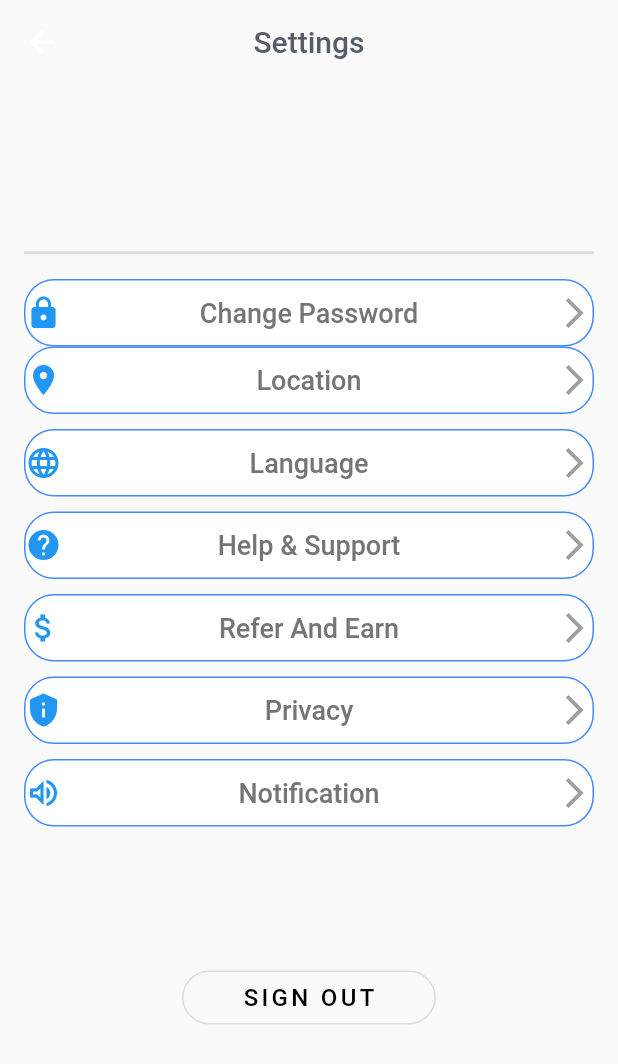
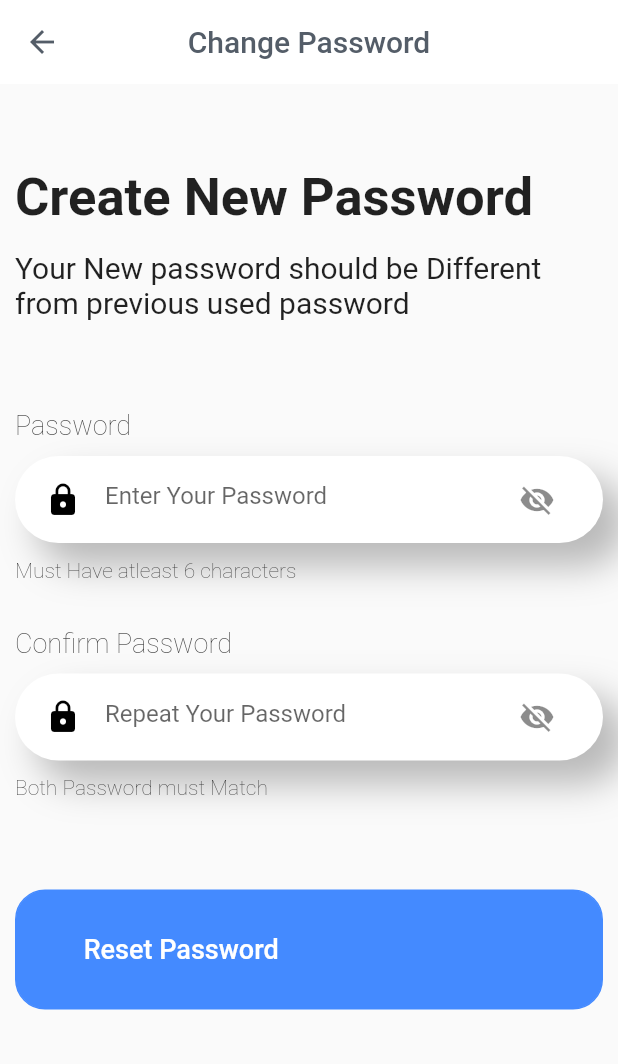
Before and after one commit to sumitsojha88/Puzzle_Quiz, a Flutter app: the SettingsPage2 screen opened directly, after a tap on "Change Password", on a phone screen of 412 x 824 dp. Shown: the top 1064 px of the screen. Run offline on Flutter 3.47's test engine with Material 2 defaults, Android fonts, the phone set to English and light mode, and no system bars; our stand-ins replace bloc, firebase_auth, firebase_core, flutter_bloc, flutter_screenutil, flutter_svg and 4 more; accounts and stored records are empty; Roboto replaces fonts that are missing (Varela).

Commit message:
Change Password screen

```diff
--- a/lib/Categories_help/category_page_logo.dart
+++ b/lib/Categories_help/category_page_logo.dart
@@ -23,13 +23,13 @@ class Categorylogo extends StatelessWidget {
                 mainAxisSpacing: 15.0,
                 childAspectRatio: 0.8,
                 children: <Widget>[
-                  _buildCard('Companies Logo', 'assets/cookiemint.jpg',
+                  _buildCard('Companies Logo', 'assets/images/money_logo.png',
                       false, false, context),
-                  _buildCard('Sports Team Quiz', 'assets/cookiecream.jpg',
+                  _buildCard('Sports Team Quiz', 'assets/images/money_logo.png',
                       true, false, context),
                   _buildCard('Instituion Logo',
-                      'assets/cookieclassic.jpg', false, false, context),
-                  _buildCard('Country Flag', 'assets/cookiechoco.jpg',
+                      'assets/images/money_logo.png', false, false, context),
+                  _buildCard('Country Flag', 'assets/images/money_logo.png',
                       false, false, context)
                 ],
               )),
--- a/lib/Categories_help/category_page_puzzle.dart
+++ b/lib/Categories_help/category_page_puzzle.dart
@@ -24,13 +24,13 @@ class Categorypuzzle extends StatelessWidget {
                 mainAxisSpacing: 15.0,
                 childAspectRatio: 0.8,
                 children: <Widget>[
-                  _buildCard('Money Puzzle', 'assets/cookiemint.jpg',
+                  _buildCard('Money Puzzle', 'assets/images/money_logo.png',
                       false, false, context),
-                  _buildCard('Clock Puzzle', 'assets/cookiecream.jpg',
+                  _buildCard('Clock Puzzle', 'assets/images/money_logo.png',
                       true, false, context),
                   _buildCard('Age Puzzle',
-                      'assets/cookieclassic.jpg', false, false, context),
-                  _buildCard('Distance Speed', 'assets/cookiechoco.jpg',
+                      'assets/images/money_logo.png', false, false, context),
+                  _buildCard('Distance Speed', 'assets/images/money_logo.png',
                       false, false, context)
                 ],
               )),
@@ -87,8 +87,6 @@ class Categorypuzzle extends StatelessWidget {
                           color: Color(0xFF575E67),
                           fontFamily: 'Varela',
                           fontSize: 18.0)),
-
-
                 ]
                 )
             )
--- /dev/null
+++ b/lib/Settings_components/Change_password_screen.dart
@@ -0,0 +1,131 @@
+import 'package:flutter/material.dart';
+import 'package:puzzle_riddle_apti_app/menu_bar/settings.dart';
+import 'package:puzzle_riddle_apti_app/useful_compenents/round_password.dart';
+import 'package:puzzle_riddle_apti_app/useful_compenents/round_password2.dart';
+
+class changescreenpassword extends StatefulWidget   {
+  @override
+  _changescreenpasswordState createState() => _changescreenpasswordState();
+}
+
+class  _changescreenpasswordState extends State<changescreenpassword>
+{
+  @override
+  Widget build(BuildContext context) {
+    return Scaffold(
+      appBar: AppBar(
+          backgroundColor: Colors.white,
+          elevation: 0.0,
+          centerTitle: true,
+           leading: IconButton(
+          icon: Icon(Icons.arrow_back, color: Color(0xFF545D68)),
+          onPressed: () {
+            Navigator.push(context,
+                MaterialPageRoute(builder: (context) => SettingsPage()));
+          },
+        ),
+          title: Text('Change Password',
+              style: TextStyle(
+                  fontFamily: 'Varela',
+                  fontSize: 20.0,
+                  color: Color(0xFF545D68))),
+      ),
+
+      body: ListView(
+          padding: EdgeInsets.all(10.0),
+          children: <Widget>[
+            SizedBox(height: 15.0),
+            SizedBox(height: 15.0),
+            SizedBox(height: 15.0),
+            Text('Create New Password',
+                style: TextStyle(
+                    fontFamily: 'Varela',
+                    fontSize: 35.0,
+                    fontWeight: FontWeight.bold)),
+            SizedBox(height: 15.0),
+            Text('Your New password should be Different from previous used password',
+                style: TextStyle(
+                    fontFamily: 'Varela',
+                    fontSize: 20.0,
+                    fontWeight: FontWeight.w400)),
+            SizedBox(height: 15.0),
+            SizedBox(height: 15.0),
+            SizedBox(height: 15.0),
+            SizedBox(height: 15.0),
+            Text(
+              'Password',
+                style: TextStyle(
+                fontFamily: 'Varela',
+                fontSize: 18.0,
+                fontWeight: FontWeight.w100)
+            ),
+            RoundedPasswordField(),
+            Text(
+                'Must Have atleast 6 characters',
+                style: TextStyle(
+                    fontFamily: 'Varela',
+                    fontSize: 14.0,
+                    fontWeight: FontWeight.w100)
+            ),
+            SizedBox(height: 15.0),
+            SizedBox(height: 15.0),
+            Text(
+                'Confirm Password',
+                style: TextStyle(
+                    fontFamily: 'Varela',
+                    fontSize: 18.0,
+                    fontWeight: FontWeight.w100)
+            ),
+            RoundedPasswordField2(),
+            Text(
+                'Both Password must Match',
+                style: TextStyle(
+                    fontFamily: 'Varela',
+                    fontSize: 14.0,
+                    fontWeight: FontWeight.w100)
+            ),
+            SizedBox(height: 15.0),
+            SizedBox(height: 15.0),
+            SizedBox(height: 15.0),
+            SizedBox(height: 15.0),
+            Container(
+              height: 80,
+              width: 100,
+              decoration: BoxDecoration(
+                borderRadius: BorderRadius.circular(20),
+                color: Colors.blueAccent,
+                border: Border.all(color: Colors.blueAccent),
+              ),
+              child: GestureDetector(
+                onTap: () {},
+                child: Padding(
+                  padding: const EdgeInsets.symmetric(vertical: 8.0),
+                  child: Row(
+                    mainAxisAlignment: MainAxisAlignment.spaceBetween,
+                    children: [
+                      Align(
+                        alignment: Alignment.center,
+                         child: Center(
+                           child: Text(
+                             '          Reset Password',
+                             textAlign: TextAlign.center,
+                             style: TextStyle(
+                               fontSize: 18,
+                               fontWeight: FontWeight.w500,
+                               color: Colors.white,
+                             ),
+                           ),
+                         )
+                      )
+                    ],
+                  ),
+                ),
+              ),
+            ),
+      ],
+      ),
+
+    );
+  }
+
+}
--- a/lib/menu_bar/settingspage.dart
+++ b/lib/menu_bar/settingspage.dart
@@ -1,5 +1,6 @@
 import 'package:flutter/cupertino.dart';
 import 'package:flutter/material.dart';
+import 'package:puzzle_riddle_apti_app/Settings_components/Change_password_screen.dart';
 
 
 
@@ -52,7 +53,10 @@ class _SettingsPage2State extends State<SettingsPage2> {
                 border: Border.all(color: Colors.blueAccent),
               ),
               child: GestureDetector(
-                onTap: () {},
+                onTap: () {
+                  Navigator.push(context,
+                      MaterialPageRoute(builder: (context) => changescreenpassword()));
+                },
                 child: Padding(
                   padding: const EdgeInsets.symmetric(vertical: 8.0),
                   child: Row(
@@ -78,6 +82,9 @@ class _SettingsPage2State extends State<SettingsPage2> {
                   ),
                 ),
               ),
+            ),
+            SizedBox(
+              height: 10,
             ),
             Container(
               height: 45,
```
Also changed, not shown: assets/images/money_logo.png (added).
